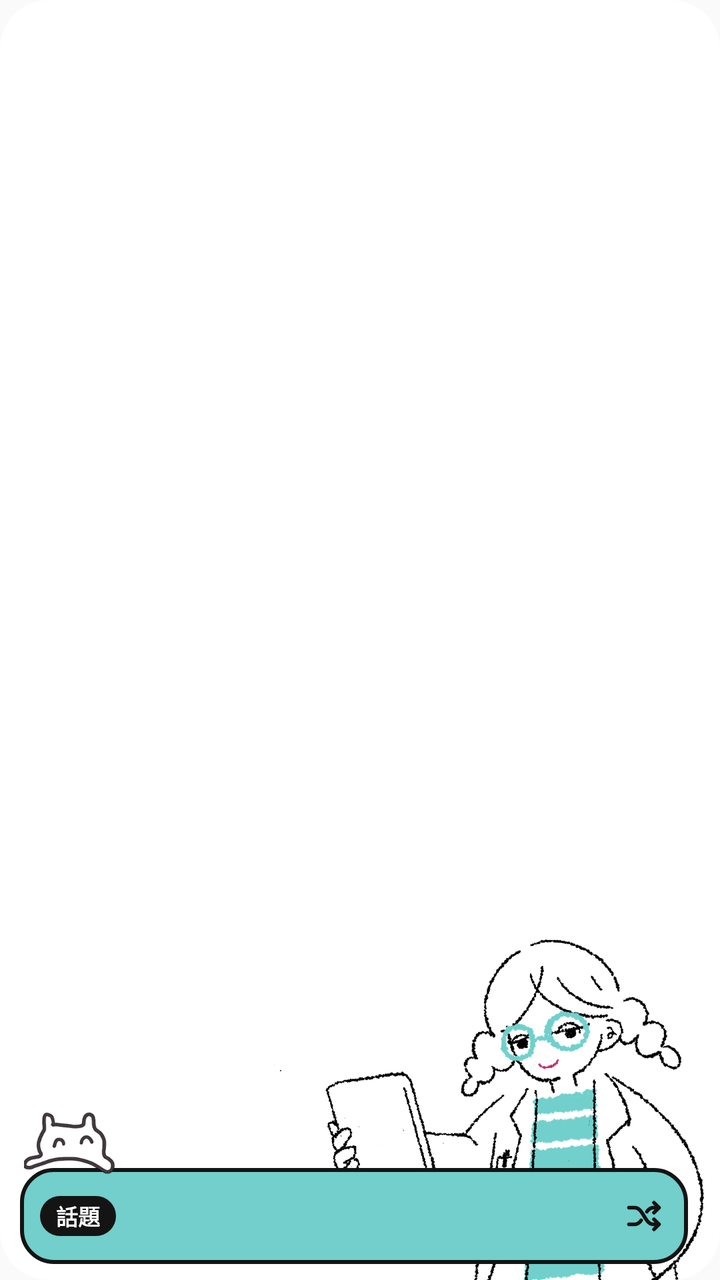
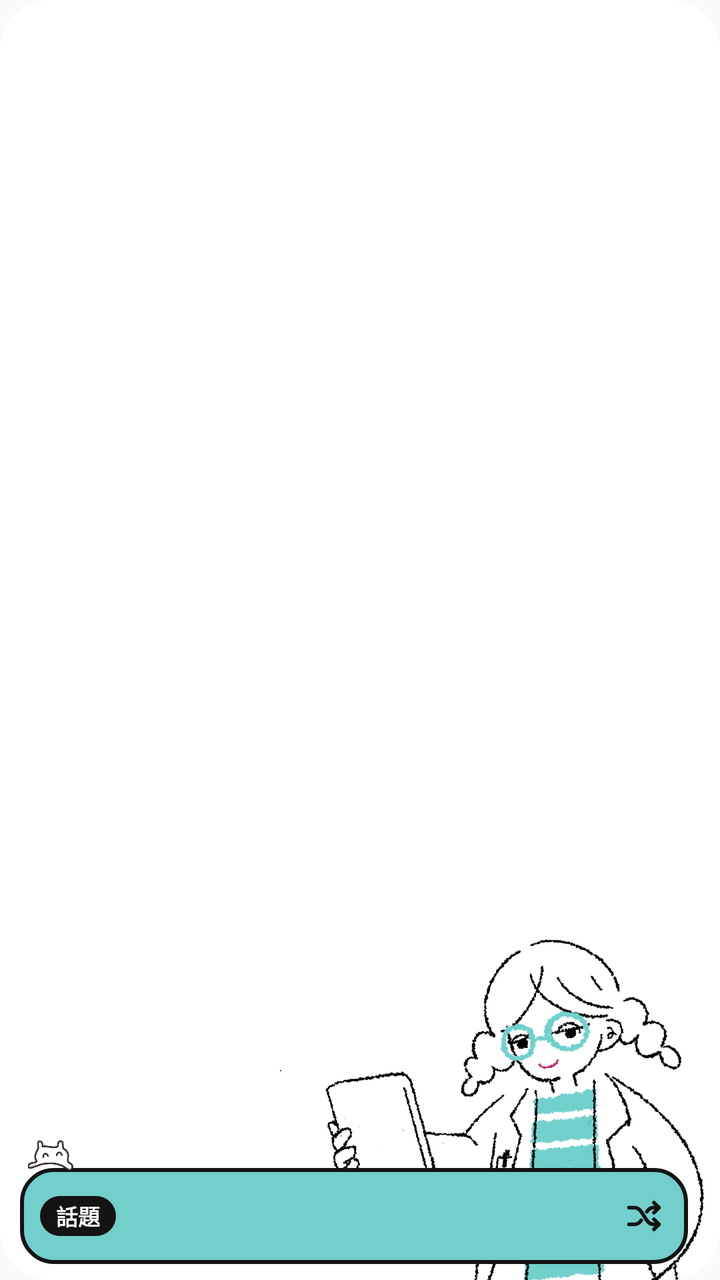

The first picture is an Android layout as it rendered before a commit; the second is the same layout after the commit. The layout source and the unified diff follow.
<!-- AndroidManifest.xml: application theme android:Theme.Material.Light.NoActionBar -->
<!-- res/layout/widget_news.xml -->
<?xml version="1.0" encoding="utf-8"?>
<RelativeLayout xmlns:android="http://schemas.android.com/apk/res/android"
    android:id="@android:id/background"
    android:layout_width="match_parent"
    android:layout_height="match_parent"
    android:background="@drawable/widget_bg"
    android:clipToOutline="true">

    
    <ImageView
        android:id="@+id/character"
        android:layout_width="262dp"
        android:layout_height="198dp"
        android:layout_alignParentRight="true"
        android:layout_alignParentBottom="true"
        android:layout_marginRight="-38dp"
        android:layout_marginBottom="-10dp"
        android:scaleType="fitXY"
        android:src="@drawable/character" />

    
    <ImageView
        android:id="@+id/date_block"
        android:layout_width="160dp"
        android:layout_height="100dp"
        android:layout_alignParentLeft="true"
        android:layout_alignParentTop="true"
        android:layout_marginLeft="20dp"
        android:layout_marginTop="10dp"
        android:scaleType="fitStart" />

    <LinearLayout
        android:id="@+id/band"
        android:layout_width="match_parent"
        android:layout_height="48dp"
        android:layout_alignParentBottom="true"
        android:layout_marginLeft="10dp"
        android:layout_marginRight="16dp"
        android:layout_marginBottom="8dp"
        android:orientation="horizontal"
        android:gravity="center_vertical"
        android:paddingLeft="10dp"
        android:background="@drawable/band_bg">

        <TextView
            android:layout_width="wrap_content"
            android:layout_height="20dp"
            android:gravity="center"
            android:paddingLeft="8dp"
            android:paddingRight="8dp"
            android:textSize="11sp"
            android:textStyle="bold"
            android:textColor="#FFFFFF"
            android:background="@drawable/chip_bg"
            android:text="@string/label_topic" />

        <TextView
            android:id="@+id/news_marquee"
            android:layout_width="0dp"
            android:layout_height="match_parent"
            android:layout_weight="1"
            android:layout_marginLeft="8dp"
            android:gravity="center_vertical"
            android:singleLine="true"
            android:ellipsize="marquee"
            android:marqueeRepeatLimit="marquee_forever"
            android:focusable="true"
            android:focusableInTouchMode="true"
            android:scrollHorizontally="true"
            android:textSize="15sp"
            android:textColor="#141414">
            <requestFocus />
        </TextView>

        <ImageView
            android:id="@+id/shuffle"
            android:layout_width="44dp"
            android:layout_height="44dp"
            android:padding="12dp"
            android:contentDescription="@string/shuffle"
            android:src="@drawable/ic_shuffle" />
    </LinearLayout>

    
    <ViewFlipper
        android:id="@+id/yoko_flipper"
        android:layout_width="72dp"
        android:layout_height="72dp"
        android:layout_alignParentLeft="true"
        android:layout_alignParentBottom="true"
        android:layout_marginLeft="12dp"
        android:layout_marginBottom="36dp"
        android:autoStart="true"
        android:flipInterval="40">
        <ImageView
            android:layout_width="match_parent"
            android:layout_height="match_parent"
            android:scaleType="fitCenter"
            android:src="@drawable/yoko_frame_1" />
        <ImageView
            android:layout_width="match_parent"
            android:layout_height="match_parent"
            android:scaleType="fitCenter"
            android:src="@drawable/yoko_frame_2" />
        <ImageView
            android:layout_width="match_parent"
            android:layout_height="match_parent"
            android:scaleType="fitCenter"
            android:src="@drawable/yoko_frame_3" />
        <ImageView
            android:layout_width="match_parent"
            android:layout_height="match_parent"
            android:scaleType="fitCenter"
            android:src="@drawable/yoko_frame_4" />
        <ImageView
            android:layout_width="match_parent"
            android:layout_height="match_parent"
            android:scaleType="fitCenter"
            android:src="@drawable/yoko_frame_5" />
        <ImageView
            android:layout_width="match_parent"
            android:layout_height="match_parent"
            android:scaleType="fitCenter"
            android:src="@drawable/yoko_frame_6" />
        <ImageView
            android:layout_width="match_parent"
            android:layout_height="match_parent"
            android:scaleType="fitCenter"
            android:src="@drawable/yoko_frame_7" />
        <ImageView
            android:layout_width="match_parent"
            android:layout_height="match_parent"
            android:scaleType="fitCenter"
            android:src="@drawable/yoko_frame_8" />
        <ImageView
            android:layout_width="match_parent"
            android:layout_height="match_parent"
            android:scaleType="fitCenter"
            android:src="@drawable/yoko_frame_9" />
    </ViewFlipper>
</RelativeLayout>
<!-- resources referenced by this layout -->
<resources>
  <!-- drawable band_bg (drawable) -->
  <?xml version="1.0" encoding="utf-8"?>
  <shape xmlns:android="http://schemas.android.com/apk/res/android" android:shape="rectangle">
      <solid android:color="#72CFCB" />
      <stroke android:width="2dp" android:color="#141414" />
      <corners android:radius="16dp" />
  </shape>
  <!-- drawable character: png bitmap (drawable-nodpi, 197515 bytes) -->
  <!-- drawable chip_bg (drawable) -->
  <?xml version="1.0" encoding="utf-8"?>
  <shape xmlns:android="http://schemas.android.com/apk/res/android" android:shape="rectangle">
      <solid android:color="#141414" />
      <corners android:radius="10dp" />
  </shape>
  <!-- drawable ic_shuffle (drawable) -->
  <?xml version="1.0" encoding="utf-8"?>
  <vector xmlns:android="http://schemas.android.com/apk/res/android"
      android:width="20dp" android:height="20dp"
      android:viewportWidth="24" android:viewportHeight="24">
      <path
          android:pathData="M3 7h3.5c5 0 6 10 11 10H21M3 17h3.5c1.6 0 2.8-1 3.8-2.4M21 7h-3.5c-1.6 0-2.8 1-3.8 2.4M18 4l3 3-3 3M18 14l3 3-3 3"
          android:strokeColor="#141414" android:strokeWidth="2.2"
          android:strokeLineCap="round" android:strokeLineJoin="round" />
  </vector>
  <!-- drawable widget_bg (drawable) -->
  <?xml version="1.0" encoding="utf-8"?>
  <shape xmlns:android="http://schemas.android.com/apk/res/android" android:shape="rectangle">
      <solid android:color="#FFFFFF" />
      <corners android:radius="24dp" />
  </shape>
  <!-- drawable yoko_frame_1: png bitmap (drawable-nodpi, 10243 bytes) -->
  <!-- drawable yoko_frame_2: png bitmap (drawable-nodpi, 9859 bytes) -->
  <!-- drawable yoko_frame_3: png bitmap (drawable-nodpi, 9848 bytes) -->
  <!-- drawable yoko_frame_4: png bitmap (drawable-nodpi, 9443 bytes) -->
  <!-- drawable yoko_frame_5: png bitmap (drawable-nodpi, 9080 bytes) -->
  <!-- drawable yoko_frame_6: png bitmap (drawable-nodpi, 9677 bytes) -->
  <!-- drawable yoko_frame_7: png bitmap (drawable-nodpi, 10050 bytes) -->
  <!-- drawable yoko_frame_8: png bitmap (drawable-nodpi, 8949 bytes) -->
  <!-- drawable yoko_frame_9: png bitmap (drawable-nodpi, 9662 bytes) -->
  <string name="label_topic">話題</string>
  <string name="shuffle">べつのニュースにする</string>
</resources>

<!-- the commit's change to res/layout/widget_news.xml (unified diff, before → after) -->
@@ -54,23 +54,13 @@
             android:background="@drawable/chip_bg"
             android:text="@string/label_topic" />
 
-        <TextView
-            android:id="@+id/news_marquee"
+        
+        <FrameLayout
+            android:id="@+id/news_holder"
             android:layout_width="0dp"
             android:layout_height="match_parent"
             android:layout_weight="1"
-            android:layout_marginLeft="8dp"
-            android:gravity="center_vertical"
-            android:singleLine="true"
-            android:ellipsize="marquee"
-            android:marqueeRepeatLimit="marquee_forever"
-            android:focusable="true"
-            android:focusableInTouchMode="true"
-            android:scrollHorizontally="true"
-            android:textSize="15sp"
-            android:textColor="#141414">
-            <requestFocus />
-        </TextView>
+            android:layout_marginLeft="8dp" />
 
         <ImageView
             android:id="@+id/shuffle"
@@ -84,12 +74,12 @@
     
     <ViewFlipper
         android:id="@+id/yoko_flipper"
-        android:layout_width="72dp"
-        android:layout_height="72dp"
+        android:layout_width="36dp"
+        android:layout_height="36dp"
         android:layout_alignParentLeft="true"
         android:layout_alignParentBottom="true"
-        android:layout_marginLeft="12dp"
-        android:layout_marginBottom="36dp"
+        android:layout_marginLeft="14dp"
+        android:layout_marginBottom="46dp"
         android:autoStart="true"
         android:flipInterval="40">
         <ImageView
